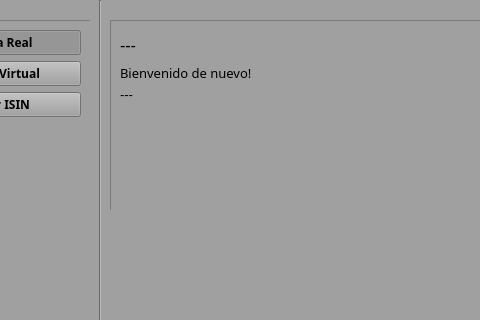
First picture: the form in src/View/PrincipalUsuario.ui, repository jesusramondovale/IngenicaSTS, before the edit; both pictures show x 110 to 590 and y 0 to 320 of the 1034 by 599 pixel window.
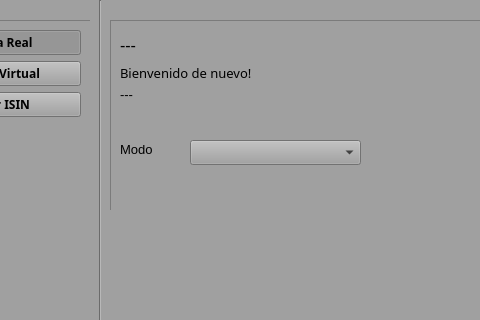
Second picture: the form after the edit. Icons and pictures are not drawn.

Commit message: Añadido Selector de Modo de Graficación

Patch:
```diff
--- a/src/View/PrincipalUsuario.ui
+++ b/src/View/PrincipalUsuario.ui
@@ -265,6 +265,37 @@
        <bool>true</bool>
       </property>
      </widget>
+     <widget class="QLabel" name="label">
+      <property name="geometry">
+       <rect>
+        <x>10</x>
+        <y>120</y>
+        <width>68</width>
+        <height>19</height>
+       </rect>
+      </property>
+      <property name="font">
+       <font>
+        <pointsize>10</pointsize>
+       </font>
+      </property>
+      <property name="text">
+       <string>Modo</string>
+      </property>
+     </widget>
+     <widget class="QComboBox" name="cbModo">
+      <property name="geometry">
+       <rect>
+        <x>80</x>
+        <y>120</y>
+        <width>171</width>
+        <height>25</height>
+       </rect>
+      </property>
+      <property name="currentText">
+       <string notr="true"/>
+      </property>
+     </widget>
     </widget>
     <widget class="QWidget" name="horizontalLayoutWidget">
      <property name="geometry">
```
Left out of the diff: 3 changed lines with no effect on the pictures. The commit also changes 3 other files.
